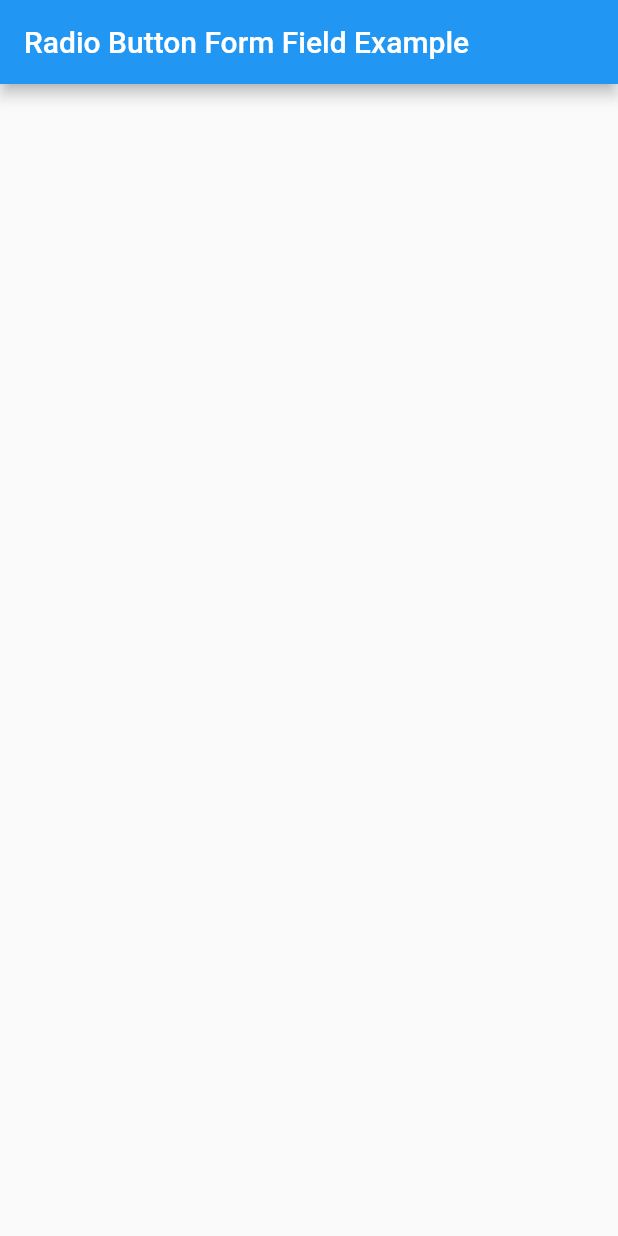
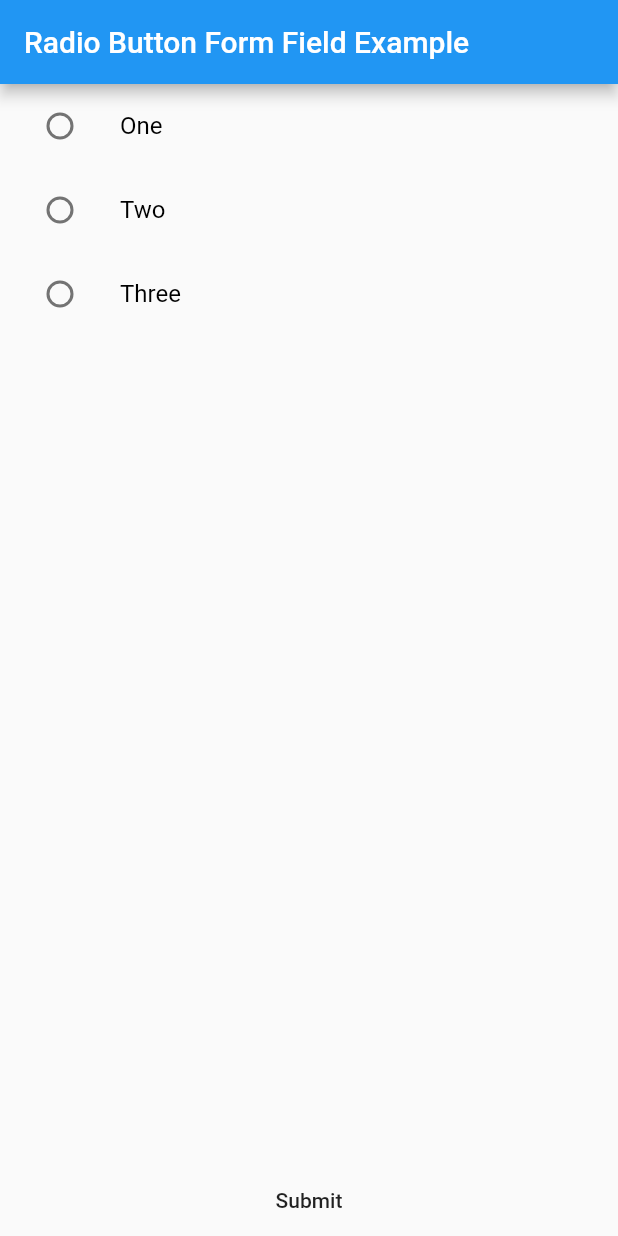
Before and after one commit to Cali0707/radio_button_form_field, a Flutter app: the screen it shows after launch, on a phone screen of 412 x 824 dp. Run offline on Flutter 3.47's test engine with Material 2 defaults, Android fonts, the phone set to English and light mode, and no system bars.

Commit message:
Updated main.dart

```diff
--- a/example/lib/main.dart
+++ b/example/lib/main.dart
@@ -25,6 +25,7 @@ class ExampleForm extends StatefulWidget {
 GlobalKey myFormKey = new GlobalKey();
 
 class _ExampleFormState extends State<ExampleForm> {
+  int myNumber;
   @override
   Widget build(BuildContext context) {
     return Scaffold(
@@ -35,12 +36,47 @@ class _ExampleFormState extends State<ExampleForm> {
         child: Form(
           key: myFormKey,
           child: Column(
+            mainAxisSize: MainAxisSize.min,
             children: [
-
+              Expanded(
+                child: RadioButtonFormField(
+                  context: context,
+                  value: 'value',
+                  display: 'display',
+                  data: data,
+                  onSaved: (value) {
+                    setState(() {
+                      myNumber = value;
+                    });
+                  },
+                ),
+              ),
+              FlatButton(
+                  onPressed: () {
+                    _submitForm();
+                  },
+                  child: Text(
+                    'Submit'
+                  ),
+              ),
             ],
           ),
+          ),
         ),
-      ),
     );
   }
+  void _submitForm() {
+    final FormState formState = myFormKey.currentState;
+    formState.save();
+    print(myNumber);
+  }
 }
+
+final List<Map> data = [
+  {'value': 1,
+  'display': 'One'},
+  {'value': 2,
+  'display': 'Two'},
+  {'value': 3,
+  'display': 'Three'}
+];
--- a/lib/radio_button_form_field.dart
+++ b/lib/radio_button_form_field.dart
@@ -9,8 +9,9 @@ class RadioButtonFormField extends FormField {
   /// When using without a Form ancestor, a [GlobalKey] is required.
   RadioButtonFormField({
     Key key,
+    @required this.data,
     @required this.value,
-    @required this.data,
+    @required this.display,
     @required BuildContext context,
     this.mouseCursor,
     this.toggleable = false,
@@ -38,7 +39,7 @@ class RadioButtonFormField extends FormField {
                 itemBuilder: (context, index) {
                   return new ListTile(
                     leading: Radio(
-                      value: data[index]['value'],
+                      value: data[index][value],
                       groupValue: state.value,
                       activeColor: activeColor,
                       autofocus: autoFocus,
@@ -54,14 +55,15 @@ class RadioButtonFormField extends FormField {
                       visualDensity: visualDensity,
                     ),
                     title: Text(
-                      data[index]['title'],
+                      data[index][display],
                       style: titleStyle ?? TextStyle(color: Colors.black),
                     ),
                   );
                 },
               );
             });
-  final value;
+  final String value;
+  final String display;
   final MouseCursor mouseCursor;
   final bool toggleable;
   final Color activeColor;
```
